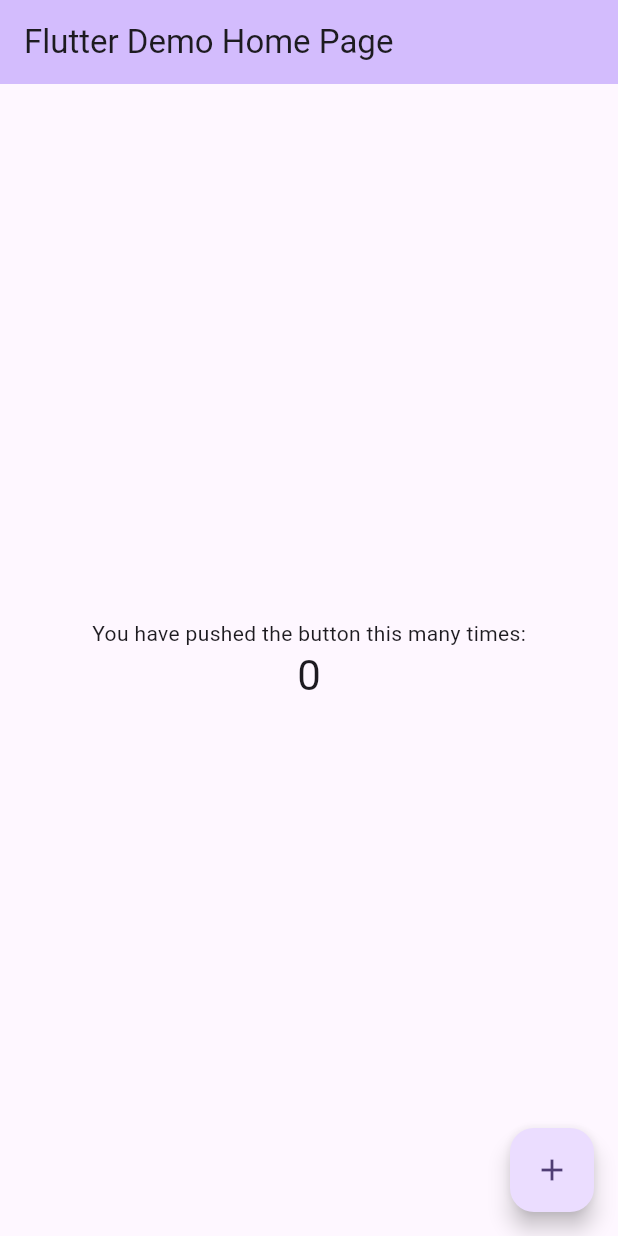
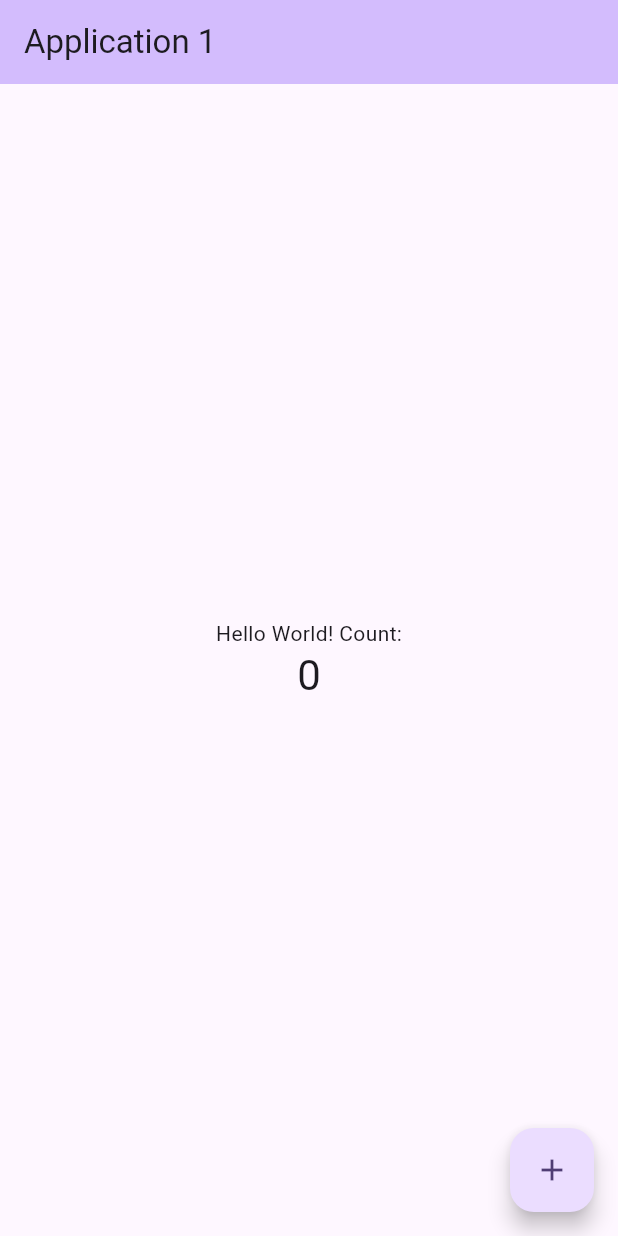
Before and after one commit to 49M/flutter_app1, a Flutter app: the screen it shows after launch, on a phone screen of 412 x 824 dp. Run offline on Flutter 3.47's test engine with Material 3 defaults, Android fonts, the phone set to English and light mode, and no system bars.

Commit message:
got it setup!

```diff
--- a/lib/main.dart
+++ b/lib/main.dart
@@ -30,7 +30,7 @@ class MyApp extends StatelessWidget {
         colorScheme: ColorScheme.fromSeed(seedColor: Colors.deepPurple),
         useMaterial3: true,
       ),
-      home: const MyHomePage(title: 'Flutter Demo Home Page'),
+      home: const MyHomePage(title: 'Application 1'),
     );
   }
 }
@@ -105,7 +105,7 @@ class _MyHomePageState extends State<MyHomePage> {
           mainAxisAlignment: MainAxisAlignment.center,
           children: <Widget>[
             const Text(
-              'You have pushed the button this many times:',
+              'Hello World! Count:',
             ),
             Text(
               '$_counter',
```
